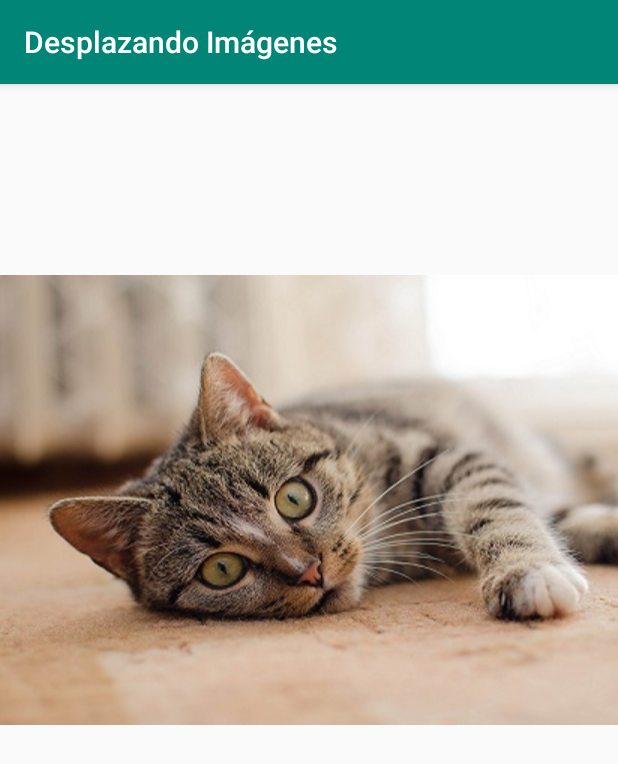
After one commit to rafamolino/Practica4PMDM, an Android app: the fragment Fragment4 placed in its activity, on a phone screen of 412 x 824 dp. The commit adds this screen. Shown: the top 764 px of the screen. Run offline under Robolectric (Android 15) with nearby library versions, the phone set to English and light mode, and no system bars.

Commit message:
Desplazar imagenes terminado

```diff
--- /dev/null
+++ b/app/src/main/java/com/example/pc/practica4pmdm/DesplazandoImagenes.java
@@ -0,0 +1,28 @@
+package com.example.pc.practica4pmdm;
+
+import android.support.v4.app.FragmentManager;
+import android.support.v4.app.FragmentTransaction;
+import android.support.v7.app.AppCompatActivity;
+import android.os.Bundle;
+
+public class DesplazandoImagenes extends AppCompatActivity {
+
+    @Override
+    protected void onCreate(Bundle savedInstanceState) {
+        super.onCreate(savedInstanceState);
+        setContentView(R.layout.activity_desplazando_imagenes);
+
+
+        Fragment3 fragment3 = new Fragment3();
+        Fragment4 fragment4 = new Fragment4();
+
+
+        FragmentManager fragmentManager = getSupportFragmentManager();
+        FragmentTransaction fragmentTransaction = fragmentManager.beginTransaction();
+        fragmentTransaction.add(R.id.imagenes,fragment3,null);
+        fragmentTransaction.add(R.id.imagenes,fragment4,null);
+
+        fragmentTransaction.commit();
+
+    }
+}
--- /dev/null
+++ b/app/src/main/java/com/example/pc/practica4pmdm/Fragment3.java
@@ -0,0 +1,65 @@
+package com.example.pc.practica4pmdm;
+
+
+import android.os.Bundle;
+import android.support.v4.app.Fragment;
+import android.view.LayoutInflater;
+import android.view.View;
+import android.view.ViewGroup;
+
+
+/**
+ * A simple {@link Fragment} subclass.
+ * Use the {@link Fragment3#newInstance} factory method to
+ * create an instance of this fragment.
+ */
+public class Fragment3 extends Fragment {
+    // TODO: Rename parameter arguments, choose names that match
+    // the fragment initialization parameters, e.g. ARG_ITEM_NUMBER
+    private static final String ARG_PARAM1 = "param1";
+    private static final String ARG_PARAM2 = "param2";
+
+    // TODO: Rename and change types of parameters
+    private String mParam1;
+    private String mParam2;
+
+
+    public Fragment3() {
+        // Required empty public constructor
+    }
+
+    /**
+     * Use this factory method to create a new instance of
+     * this fragment using the provided parameters.
+     *
+     * @param param1 Parameter 1.
+     * @param param2 Parameter 2.
+     * @return A new instance of fragment Fragment3.
+     */
+    // TODO: Rename and change types and number of parameters
+    public static Fragment3 newInstance(String param1, String param2) {
+        Fragment3 fragment = new Fragment3();
+        Bundle args = new Bundle();
+        args.putString(ARG_PARAM1, param1);
+        args.putString(ARG_PARAM2, param2);
+        fragment.setArguments(args);
+        return fragment;
+    }
+
+    @Override
+    public void onCreate(Bundle savedInstanceState) {
+        super.onCreate(savedInstanceState);
+        if (getArguments() != null) {
+            mParam1 = getArguments().getString(ARG_PARAM1);
+            mParam2 = getArguments().getString(ARG_PARAM2);
+        }
+    }
+
+    @Override
+    public View onCreateView(LayoutInflater inflater, ViewGroup container,
+                             Bundle savedInstanceState) {
+        // Inflate the layout for this fragment
+        return inflater.inflate(R.layout.fragment_3, container, false);
+    }
+
+}
--- /dev/null
+++ b/app/src/main/java/com/example/pc/practica4pmdm/Fragment4.java
@@ -0,0 +1,65 @@
+package com.example.pc.practica4pmdm;
+
+
+import android.os.Bundle;
+import android.support.v4.app.Fragment;
+import android.view.LayoutInflater;
+import android.view.View;
+import android.view.ViewGroup;
+
+
+/**
+ * A simple {@link Fragment} subclass.
+ * Use the {@link Fragment4#newInstance} factory method to
+ * create an instance of this fragment.
+ */
+public class Fragment4 extends Fragment {
+    // TODO: Rename parameter arguments, choose names that match
+    // the fragment initialization parameters, e.g. ARG_ITEM_NUMBER
+    private static final String ARG_PARAM1 = "param1";
+    private static final String ARG_PARAM2 = "param2";
+
+    // TODO: Rename and change types of parameters
+    private String mParam1;
+    private String mParam2;
+
+
+    public Fragment4() {
+        // Required empty public constructor
+    }
+
+    /**
+     * Use this factory method to create a new instance of
+     * this fragment using the provided parameters.
+     *
+     * @param param1 Parameter 1.
+     * @param param2 Parameter 2.
+     * @return A new instance of fragment Fragment4.
+     */
+    // TODO: Rename and change types and number of parameters
+    public static Fragment4 newInstance(String param1, String param2) {
+        Fragment4 fragment = new Fragment4();
+        Bundle args = new Bundle();
+        args.putString(ARG_PARAM1, param1);
+        args.putString(ARG_PARAM2, param2);
+        fragment.setArguments(args);
+        return fragment;
+    }
+
+    @Override
+    public void onCreate(Bundle savedInstanceState) {
+        super.onCreate(savedInstanceState);
+        if (getArguments() != null) {
+            mParam1 = getArguments().getString(ARG_PARAM1);
+            mParam2 = getArguments().getString(ARG_PARAM2);
+        }
+    }
+
+    @Override
+    public View onCreateView(LayoutInflater inflater, ViewGroup container,
+                             Bundle savedInstanceState) {
+        // Inflate the layout for this fragment
+        return inflater.inflate(R.layout.fragment_4, container, false);
+    }
+
+}
--- /dev/null
+++ b/app/src/main/res/layout/activity_desplazando_imagenes.xml
@@ -0,0 +1,34 @@
+<?xml version="1.0" encoding="utf-8"?>
+<LinearLayout xmlns:android="http://schemas.android.com/apk/res/android"
+    xmlns:app="http://schemas.android.com/apk/res-auto"
+    xmlns:tools="http://schemas.android.com/tools"
+    android:id="@+id/imagenes"
+    android:layout_width="match_parent"
+    android:layout_height="match_parent"
+    android:orientation="vertical"
+    tools:context=".DesplazandoImagenes">
+
+    <HorizontalScrollView
+        android:layout_width="match_parent"
+        android:layout_height="match_parent">
+
+        <LinearLayout
+            android:layout_width="match_parent"
+            android:layout_height="wrap_content"
+            android:orientation="horizontal">
+
+            <fragment
+                android:id="@+id/fragment3"
+                android:name="com.example.pc.practica4pmdm.Fragment3"
+                android:layout_width="wrap_content"
+                android:layout_height="554dp" />
+
+            <fragment
+                android:id="@+id/fragment4"
+                android:name="com.example.pc.practica4pmdm.Fragment4"
+                android:layout_width="wrap_content"
+                android:layout_height="554dp" />
+        </LinearLayout>
+    </HorizontalScrollView>
+
+</LinearLayout>
--- /dev/null
+++ b/app/src/main/res/layout/fragment_3.xml
@@ -0,0 +1,16 @@
+<?xml version="1.0" encoding="utf-8"?>
+<FrameLayout xmlns:android="http://schemas.android.com/apk/res/android"
+    xmlns:app="http://schemas.android.com/apk/res-auto"
+    xmlns:tools="http://schemas.android.com/tools"
+    android:layout_width="match_parent"
+    android:layout_height="match_parent"
+    tools:context=".Fragment3">
+
+    <!-- TODO: Update blank fragment layout -->
+
+    <ImageView
+        android:id="@+id/imageView7"
+        android:layout_width="wrap_content"
+        android:layout_height="match_parent"
+        android:src="@drawable/dog1" />
+</FrameLayout>
--- /dev/null
+++ b/app/src/main/res/layout/fragment_4.xml
@@ -0,0 +1,16 @@
+<?xml version="1.0" encoding="utf-8"?>
+<FrameLayout xmlns:android="http://schemas.android.com/apk/res/android"
+    xmlns:app="http://schemas.android.com/apk/res-auto"
+    xmlns:tools="http://schemas.android.com/tools"
+    android:layout_width="match_parent"
+    android:layout_height="match_parent"
+    tools:context=".Fragment4">
+
+    <!-- TODO: Update blank fragment layout -->
+
+    <ImageView
+        android:id="@+id/imageView8"
+        android:layout_width="wrap_content"
+        android:layout_height="match_parent"
+        android:src="@drawable/cat1" />
+</FrameLayout>
--- a/app/src/main/res/values/strings.xml
+++ b/app/src/main/res/values/strings.xml
@@ -2,8 +2,11 @@
     <string name="app_name">Practica4PMDM</string>
     <string name="juego_aciertos">Juego de Aciertos</string>
     <string name="nprimos">Números Primos</string>
+    <string name="desplazandoimagenes">Desplazando Imágenes</string>
 
 
+    <!-- TODO: Remove or change this placeholder text -->
+    <string name="hello_blank_fragment">Hello blank fragment</string>
 
 
     <!-- TODO: Remove or change this placeholder text -->
```
Also changed, not shown: app/src/main/AndroidManifest.xml (+7 -2 lines), app/src/main/java/com/example/pc/practica4pmdm/MainActivity.java (+10 -0 lines), app/src/main/java/com/example/pc/practica4pmdm/NumerosPrimos.java (+46 -0 lines), app/src/main/res/layout/activity_main.xml (+7 -5 lines), app/src/main/res/layout/activity_numeros_primos.xml (+38 -33 lines), app/src/main/res/drawable/cat1.jpg (added), app/src/main/res/drawable/dog1.jpg (added), 2 other files.
